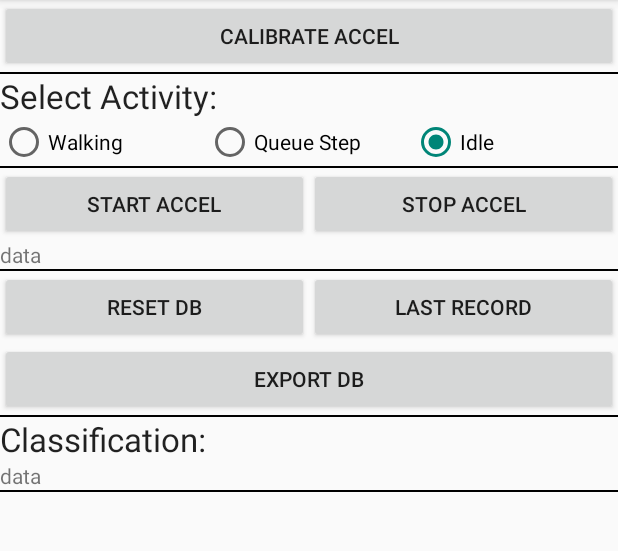
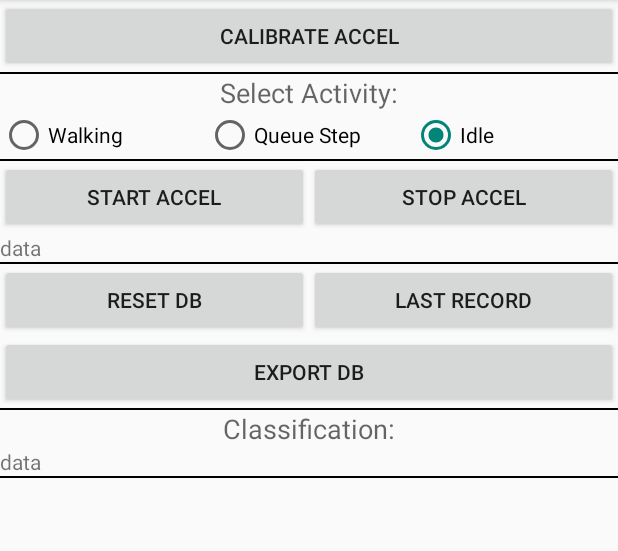
Before and after one commit to HesselM/IN4254-SmartPhoneSensing, an Android app: the screen it shows after launch (MainActivity), on a phone screen of 412 x 824 dp, the part 84-635 px from its top. Run offline under Robolectric (Android 15) with nearby library versions, the phone set to English and light mode, and no system bars.

Commit message:
Updated interface, reducing used screen estate

```diff
--- a/FoodCourt/app/src/main/res/layout/activity_main.xml
+++ b/FoodCourt/app/src/main/res/layout/activity_main.xml
@@ -35,7 +35,9 @@
             android:layout_width="match_parent"
             android:layout_height="wrap_content"
             android:text="@string/tSelectActivity"
-            android:textAppearance="?android:attr/textAppearanceLarge"/>
+            android:textAppearance="?android:attr/textAppearanceMedium"
+            android:singleLine="true"
+            android:gravity="center_horizontal" />
 
         <RadioGroup
             android:id="@+id/radGroup_ActStatus"
@@ -167,7 +169,9 @@
         android:layout_width="match_parent"
         android:layout_height="wrap_content"
         android:text="@string/tClassification"
-        android:textAppearance="?android:attr/textAppearanceLarge"/>
+        android:textAppearance="?android:attr/textAppearanceMedium"
+        android:singleLine="true"
+        android:gravity="center_horizontal" />
 
     <TextView
         android:id="@+id/txt_Classification"
```
